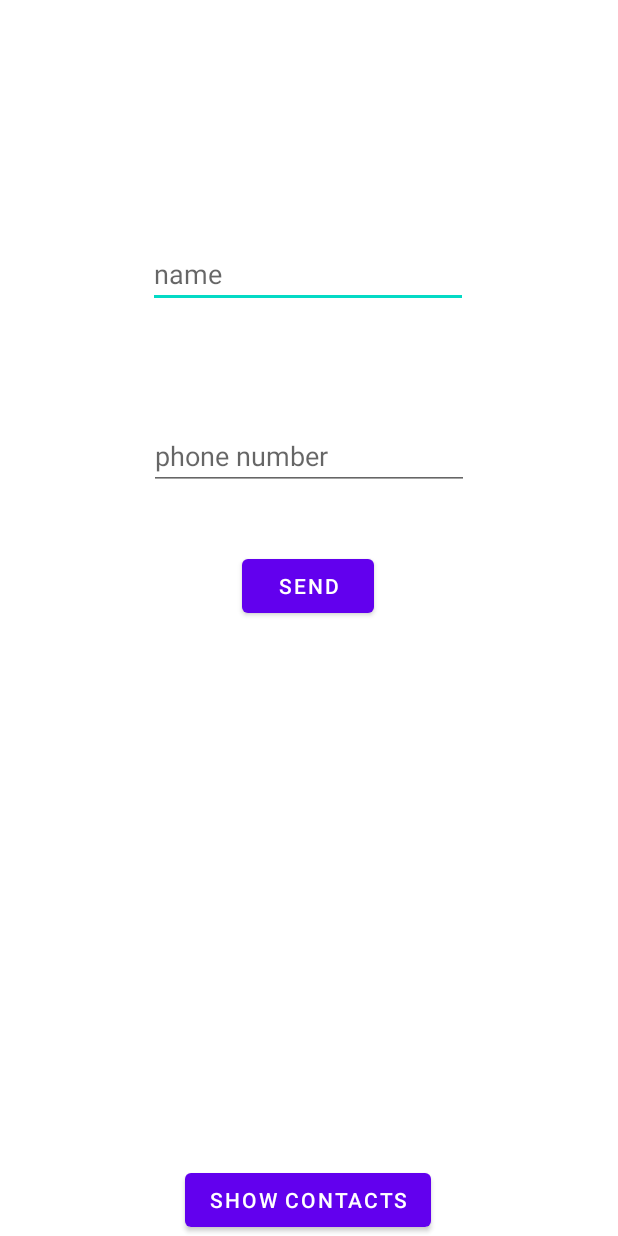
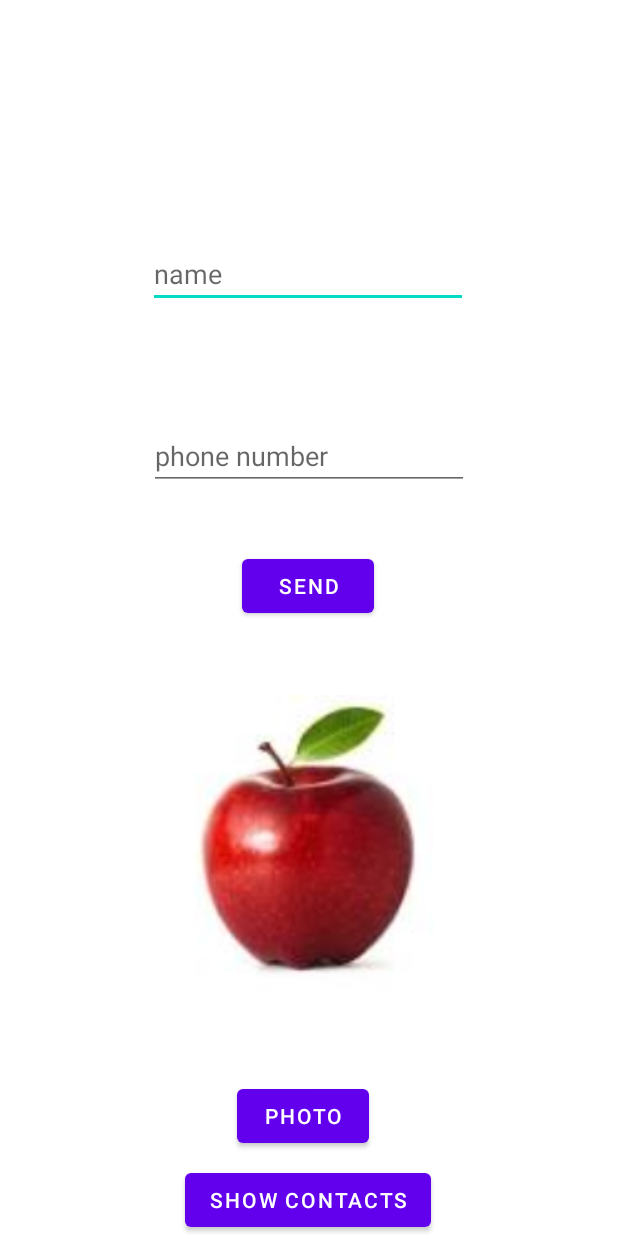
Before and after one commit to maxix28/first_firebase, an Android app: the screen it shows after launch (MainActivity), on a phone screen of 412 x 824 dp. Run offline under Robolectric (Android 15) with nearby library versions, the phone set to English and light mode, and no system bars; our stand-ins replace Firebase (no records; nobody signed in at launch, a user with empty details on screens opened directly), navigation-ui.

Commit message:
add image to contact

```diff
--- a/app/build.gradle
+++ b/app/build.gradle
@@ -47,7 +47,13 @@ dependencies {
     implementation 'androidx.navigation:navigation-ui-ktx:2.7.2'
     implementation "androidx.fragment:fragment:1.6.1"
     implementation 'com.google.firebase:firebase-storage-ktx:20.2.1'
+    implementation 'com.google.firebase:firebase-storage:20.0.1'
     testImplementation 'junit:junit:4.13.2'
     androidTestImplementation 'androidx.test.ext:junit:1.1.5'
     androidTestImplementation 'androidx.test.espresso:espresso-core:3.5.1'
+
+
+    implementation 'com.squareup.picasso:picasso:2.71828'
+
+
 }
--- a/app/src/main/java/com/example/firebase1/MainActivity.kt
+++ b/app/src/main/java/com/example/firebase1/MainActivity.kt
@@ -1,24 +1,33 @@
 package com.example.firebase1
 
 import android.content.Intent
+import android.net.Uri
 import androidx.appcompat.app.AppCompatActivity
 import android.os.Bundle
 import android.widget.Toast
+import androidx.activity.result.ActivityResultCallback
+import androidx.activity.result.contract.ActivityResultContracts
 import androidx.navigation.findNavController
 import androidx.navigation.ui.AppBarConfiguration
 import androidx.navigation.ui.setupActionBarWithNavController
 import com.example.firebase1.databinding.ActivityMainBinding
 import com.google.firebase.database.DatabaseReference
 import com.google.firebase.database.FirebaseDatabase
+import com.google.firebase.storage.FirebaseStorage
+import com.google.firebase.storage.StorageReference
+import java.net.URI
 
 class MainActivity : AppCompatActivity() {
     lateinit var binding: ActivityMainBinding
     private  lateinit var  firebaceRef : DatabaseReference
+    lateinit var  storageRef : StorageReference
+    private var uri: Uri?=null
     override fun onCreate(savedInstanceState: Bundle?) {
         super.onCreate(savedInstanceState)
         binding= ActivityMainBinding.inflate(layoutInflater)
         setContentView(binding.root)
         firebaceRef = FirebaseDatabase.getInstance().getReference("contacts")
+storageRef= FirebaseStorage.getInstance().getReference("Image")
 
         binding.sendBNT.setOnClickListener {
             saveData()
@@ -28,6 +37,16 @@ class MainActivity : AppCompatActivity() {
 
 
             }
+        }
+        val pickImage= registerForActivityResult(ActivityResultContracts.GetContent()){
+            binding.imageView.setImageURI(it)
+            if(it!= null){
+                         uri = it
+            }
+        }
+        binding.photoBtn.setOnClickListener {
+            pickImage.launch("image/*")
+
         }
         binding.showList.setOnClickListener {
             startActivity(Intent(this, show_activity::class.java))
@@ -49,7 +68,21 @@ class MainActivity : AppCompatActivity() {
 
         } else if(!name.isEmpty()&&!phone.isEmpty()) {
             val contactID = firebaceRef.push().key!!
-            val contacts = Contacts(contactID, name, phone)
+
+
+
+          //  val contacts = Contacts(contactID, name, phone)
+            var contacts : Contacts
+   uri?.let{
+    storageRef.child(contactID).putFile(it)
+        .addOnSuccessListener { task->
+      task.metadata!!.reference!!.downloadUrl
+    .addOnSuccessListener {url->
+        Toast.makeText(this, "image stored successfully", Toast.LENGTH_SHORT).show()
+
+        val imgUrl= url.toString()
+
+          contacts= Contacts(contactID, name, phone,imgUrl)
         firebaceRef.child(contactID).setValue(contacts)
             .addOnCompleteListener {
                 Toast.makeText(this, "data stored successfully", Toast.LENGTH_SHORT).show()
@@ -59,5 +92,13 @@ class MainActivity : AppCompatActivity() {
 
             }
              }
+
         }
 }
+
+
+
+
+        }
+    }
+}
--- a/app/src/main/java/com/example/firebase1/adapter/RvContactsAdapter.kt
+++ b/app/src/main/java/com/example/firebase1/adapter/RvContactsAdapter.kt
@@ -15,6 +15,7 @@ import com.example.firebase1.show_activity
 import com.google.android.material.dialog.MaterialAlertDialogBuilder
 import com.google.firebase.database.FirebaseDatabase
 import com.google.firebase.storage.FirebaseStorage
+import com.squareup.picasso.Picasso
 
 class RvContactsAdapter(private val contactList:java.util.ArrayList<Contacts>, var context: Context):RecyclerView.Adapter<RvContactsAdapter.ViewHolder>() {
     class ViewHolder(val binding: RvContactItemBinding): RecyclerView.ViewHolder(binding.root) {
@@ -36,6 +37,9 @@ class RvContactsAdapter(private val contactList:java.util.ArrayList<Contacts>, v
                 name.text= currentItem.name
                 phone.text=currentItem.phoneNumber
                 id.text=currentItem.id
+
+                Picasso.get().load(currentItem.imgUri).into(imgTemp)
+
 rvContainer.setOnClickListener {
 val updateInt=Intent(context, Update::class.java)
     updateInt.putExtra(Extra_Contact,currentItem)
--- a/app/src/main/res/layout/activity_main.xml
+++ b/app/src/main/res/layout/activity_main.xml
@@ -53,5 +53,30 @@
         app:layout_constraintHorizontal_bias="0.497"
         app:layout_constraintStart_toStartOf="parent" />
 
+    <ImageView
+        android:id="@+id/imageView"
+        android:layout_width="168dp"
+        android:layout_height="203dp"
+        android:scaleType="centerCrop"
+        android:src="@drawable/apple"
+        app:layout_constraintBottom_toTopOf="@+id/showList"
+        app:layout_constraintEnd_toEndOf="parent"
+        app:layout_constraintHorizontal_bias="0.497"
+        app:layout_constraintStart_toStartOf="parent"
+        app:layout_constraintTop_toBottomOf="@+id/sendBNT"
+        app:layout_constraintVertical_bias="0.308"
+        tools:srcCompat="@drawable/apple" />
+
+    <Button
+        android:id="@+id/photoBtn"
+        android:layout_width="wrap_content"
+        android:layout_height="wrap_content"
+        android:layout_marginBottom="56dp"
+        android:text="Photo"
+        app:layout_constraintBottom_toBottomOf="parent"
+        app:layout_constraintEnd_toEndOf="parent"
+        app:layout_constraintHorizontal_bias="0.488"
+        app:layout_constraintStart_toStartOf="parent" />
+
 
 </androidx.constraintlayout.widget.ConstraintLayout>
```
Also changed, not shown: app/src/main/java/com/example/firebase1/Contacts.kt (+8 -1 lines), app/src/main/res/layout/rv_contact_item.xml (+11 -0 lines), app/src/main/res/drawable/apple.jpg (added). Lines whose indentation alone changed are shown as unchanged.
